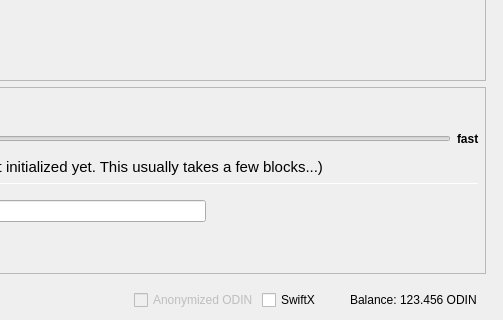
Manbearpixel/Odin, file src/qt/forms/sendcoinsdialog.ui: the form before one commit; both pictures show x 475 to 978 and y 375 to 695 of the 978 by 695 pixel window.
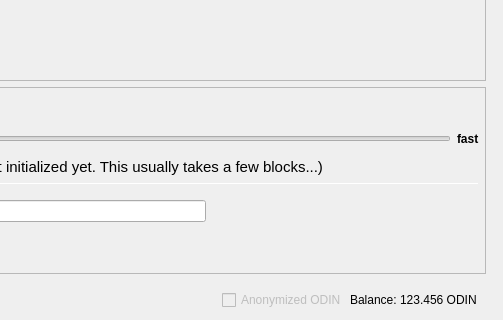
The form after the commit. Icons and pictures are not drawn. Custom widgets are drawn as their Qt base class.

Commit message:
Spacing adjustments & Fixes for Windows
(cherry-picked from 074a49c6c6e9b86ba0ba16f909ee0a2acd503fdc)

Diff of the .ui file:
```diff
--- a/src/qt/forms/sendcoinsdialog.ui
+++ b/src/qt/forms/sendcoinsdialog.ui
@@ -1635,7 +1635,7 @@
                </property>
               </widget>
              </item>
-             <item>
+             <!-- <item>
               <widget class="QCheckBox" name="checkSwiftTX">
                <property name="enabled">
                 <bool>true</bool>
@@ -1650,7 +1650,7 @@
                 <string>SwiftX</string>
                </property>
               </widget>
-             </item>
+             </item> -->
              <item>
               <widget class="QLabel" name="labelForBalance">
                <property name="text">
```
Left out of the diff: 12 changed lines with no effect on the pictures. The commit also changes 4 other files.
